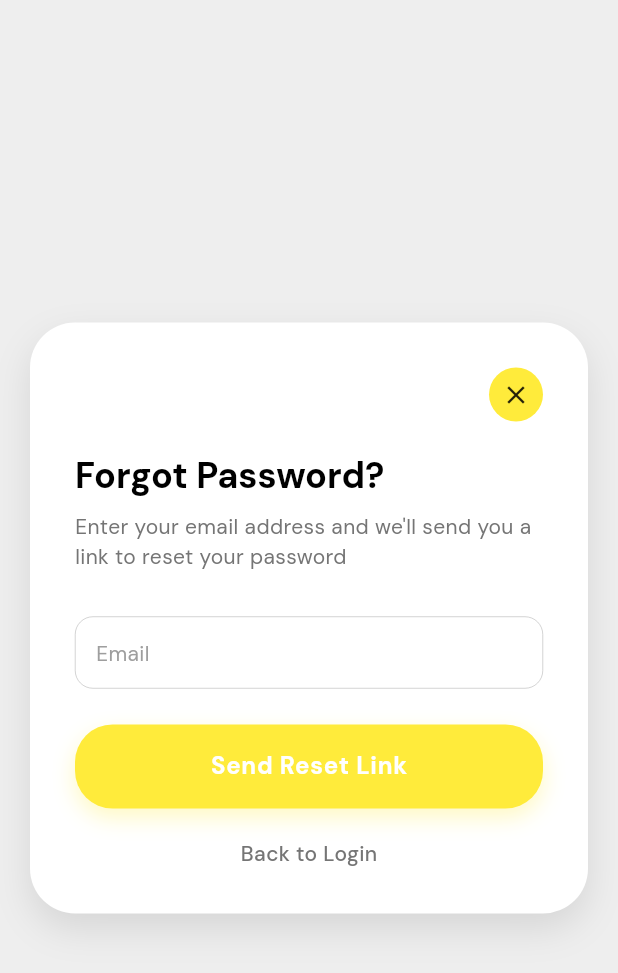
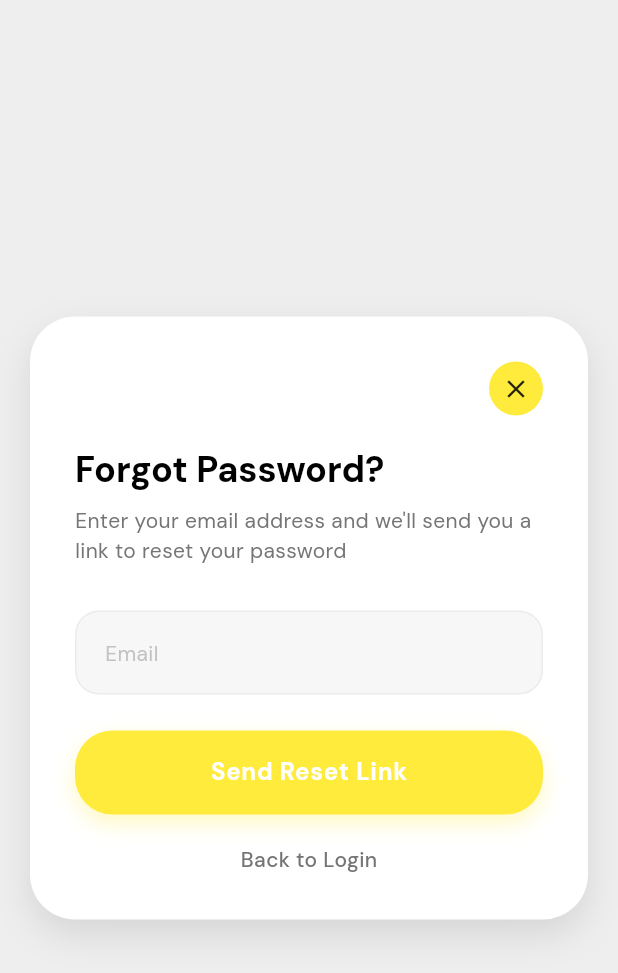
Before and after one commit to TheNairaSign/Vivapro, a Flutter app: the ForgotPasswordPage screen opened directly, on a phone screen of 412 x 824 dp. Shown: the top 973 px of the screen. Run offline on Flutter 3.47's test engine with Material 3 defaults, Android fonts, the light colour scheme and no system bars; our stand-ins replace another_flushbar, bloc, cached_network_image, cloud_firestore, dartz, eva_icons_flutter and 14 more; missing offline and left inert: call_log, google_sign_in_platform_interface; accounts and stored records are empty; network calls fail.

Commit message:
feat: Introduce tertiary accent colors and refine UI component styling for improved visual consistency and dark mode compatibility.

```diff
--- a/lib/core/app.dart
+++ b/lib/core/app.dart
@@ -1,4 +1,3 @@
-import 'package:dynamic_color/dynamic_color.dart';
 import 'package:flutter/material.dart';
 import 'package:flutter/services.dart';
 import 'package:flutter_bloc/flutter_bloc.dart';
--- a/lib/core/theme/app_theme.dart
+++ b/lib/core/theme/app_theme.dart
@@ -2,6 +2,13 @@ import 'package:flutter/material.dart';
 import 'package:google_fonts/google_fonts.dart';
 
 class AppTheme {
+
+  static const accentLight = Color(0xFFF59E0B); // Amber 500
+  static const accentDark = Color(0xFFFBBF24); // Amber 400
+
+  static const accentLight2 = Color(0xFF14B8A6); // Teal 500
+  static const accentDark2 = Color(0xFF5EEAD4); // Teal 300
+
   // Private color classes
   static const _lightColors = (
     primary: Color(0xFF22C55E),
@@ -14,6 +21,7 @@ class AppTheme {
     onSurface: Color(0xFF1F2937),
     error: Color(0xFFEF4444),
     onError: Colors.white,
+    tertiary: accentLight,
   );
 
   static const _darkColors = (
@@ -27,6 +35,7 @@ class AppTheme {
     onSurface: Color(0xFFF9FAFB),
     error: Color(0xFFF87171),
     onError: Colors.black,
+    tertiary: accentDark,
   );
   /*
 
@@ -104,6 +113,7 @@ class AppTheme {
       secondary: _darkColors.primary,
       background: Color(0xFF121212),
       surface: Color(0xFF1E1E1E),
+      tertiary: _darkColors.tertiary,
     ),
   );
 
@@ -118,7 +128,8 @@ class AppTheme {
       secondary: _darkColors.secondary,
       background: Colors.white,
       // surface: Color(0xFFF0F0F0),
-      surface: Colors.white
+      surface: Colors.white,
+      tertiary: _darkColors.tertiary,
     ),
   );
 }
--- a/lib/pages/navigation/navigation_page.dart
+++ b/lib/pages/navigation/navigation_page.dart
@@ -2,15 +2,10 @@ import 'package:flutter/material.dart';
 import 'package:vivapro/features/auth/data/auth_user.dart';
 import 'package:vivapro/features/messaging/presentation/pages/chat_screen.dart';
 import 'package:vivapro/pages/home/home_page.dart.dart';
-import 'package:vivapro/pages/navigation/contacts_page.dart';
 import 'package:vivapro/pages/navigation/profile_page.dart';
 import 'package:vivapro/pages/navigation/recents_page.dart';
-import 'package:flutter_contacts/flutter_contacts.dart';
-import 'package:vivapro/features/contacts/presentation/pages/add_favorite_page.dart';
-import 'package:vivapro/features/messaging/presentation/pages/new_chat_screen.dart';
 import 'package:vivapro/pages/contact_picker_page.dart';
 import 'package:vivapro/pages/navigation/widgets/bottom_nav_bar.dart';
-import 'package:vivapro/pages/navigation/widgets/custom_navigation_bar.dart';
 import 'package:vivapro/features/schedule_call/presentation/pages/schedule_call_page.dart';
 
 class NavigationPage extends StatefulWidget {
--- a/lib/pages/navigation/recents_page.dart
+++ b/lib/pages/navigation/recents_page.dart
@@ -5,8 +5,6 @@ import 'package:vivapro/features/call_log/data/call_log_model.dart';
 import 'package:vivapro/features/call_log/presentation/bloc/call_log_bloc.dart';
 import 'package:vivapro/features/call_log/presentation/bloc/call_log_state.dart';
 import 'package:vivapro/features/call_log/presentation/bloc/call_log_event.dart';
-import 'package:vivapro/features/contacts/presentation/pages/add_favorite_page.dart';
-import 'package:vivapro/pages/contact_picker_page.dart';
 import 'package:vivapro/pages/navigation/widgets/activity_item.dart';
 import 'package:vivapro/pages/navigation/widgets/filter_pills.dart';
 import 'package:vivapro/pages/navigation/widgets/insight_card.dart';
--- a/lib/widgets/custom_text_field.dart
+++ b/lib/widgets/custom_text_field.dart
@@ -21,6 +21,7 @@ class CustomTextfield extends StatefulWidget {
     this.maxLines = 1,
     this.minLines = 1,
     this.keyboardType = TextInputType.text,
+    this.fillColor,
   }) : assert(maxLines > 0),
        assert(minLines > 0),
        assert(maxLines >= minLines),
@@ -31,6 +32,7 @@ class CustomTextfield extends StatefulWidget {
   final Widget? prefixIcon, suffixIcon;
   final bool showSuffix;
   final double? height;
+  final Color? fillColor;
   bool obscure, enabled;
   final int maxLines, minLines;
   final Function(String)? onChanged;
@@ -52,18 +54,17 @@ class _CustomTextfieldState extends State<CustomTextfield> {
       minLines: widget.minLines,
       obscureText: widget.obscure,
       initialValue: widget.initialValue,
-      cursorColor: Colors.green,
+      cursorColor: Theme.of(context).colorScheme.primary,
       onChanged: widget.onChanged,
       validator: widget.validator,
       style: Theme.of(context).textTheme.bodyLarge?.copyWith(
         color: Theme.of(context).colorScheme.onSurface,
+        fontWeight: FontWeight.w500,
       ),
       decoration: InputDecoration(
-        contentPadding: const EdgeInsets.all(10),
+        contentPadding: const EdgeInsets.symmetric(horizontal: 16, vertical: 16),
         hintText: widget.hintText,
-        hintStyle: Theme.of(
-          context,
-        ).textTheme.bodyMedium?.copyWith(color: Colors.grey),
+        hintStyle: Theme.of(context).textTheme.bodyMedium?.copyWith(color: Colors.grey.withValues(alpha: 0.6)),
         prefixIcon: widget.prefixIcon,
         labelText: widget.label,
         labelStyle: Theme.of(context).textTheme.bodyLarge?.copyWith(),
@@ -78,29 +79,37 @@ class _CustomTextfieldState extends State<CustomTextfield> {
                     },
                     child: Icon(
                       widget.obscure ? EvaIcons.eyeOff : EvaIcons.eye,
-                      color: Theme.of(context).colorScheme.onSurface,
+                      color: Theme.of(context).colorScheme.onSurface.withValues(alpha: 0.6),
                       size: 20,
                     ),
                   )
                 : null),
         enabledBorder: OutlineInputBorder(
-          borderRadius: BorderRadius.circular(12),
-          borderSide: BorderSide(color: Colors.grey, width: .3),
+          borderRadius: BorderRadius.circular(16),
+          borderSide: BorderSide(
+            color: isDarkMode ? Colors.white.withValues(alpha: 0.05) : Colors.black.withValues(alpha: 0.05),
+            width: 1,
+          ),
         ),
         focusedBorder: OutlineInputBorder(
-          borderRadius: BorderRadius.circular(12),
-          borderSide: BorderSide(color: Theme.of(context).colorScheme.primary, width: 1),
+          borderRadius: BorderRadius.circular(16),
+          borderSide: BorderSide(
+            color: Theme.of(context).colorScheme.primary.withValues(alpha: 0.5),
+            width: 1.5,
+          ),
         ),
         errorBorder: OutlineInputBorder(
-          borderRadius: BorderRadius.circular(12),
-          borderSide: const BorderSide(color: Colors.red, width: .5),
+          borderRadius: BorderRadius.circular(16),
+          borderSide: const BorderSide(color: Colors.redAccent, width: 1),
         ),
         focusedErrorBorder: OutlineInputBorder(
-          borderRadius: BorderRadius.circular(12),
-          borderSide: const BorderSide(color: Colors.black, width: .5),
+          borderRadius: BorderRadius.circular(16),
+          borderSide: const BorderSide(color: Colors.redAccent, width: 1.5),
         ),
         enabled: widget.enabled,
-        fillColor: Theme.of(context).colorScheme.surface,
+        fillColor: widget.fillColor ?? (isDarkMode
+            ? Colors.white.withValues(alpha: 0.03)
+            : Colors.black.withValues(alpha: 0.03)),
         filled: true,
       ),
     );
```
Also changed, not shown: lib/features/contacts/presentation/pages/add_favorite_page.dart (+139 -80 lines), lib/features/contacts/presentation/widgets/favorites/frequency_container.dart (+46 -32 lines), lib/features/contacts/presentation/widgets/favorites/frequency_selection_chip.dart (+31 -9 lines), lib/features/contacts/presentation/widgets/favorites/priority_section_container.dart (+23 -22 lines).
